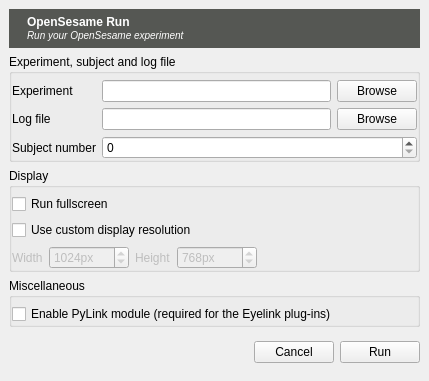
This is resources/ui/misc/opensesamerun.ui in open-cogsci/OpenSesame as Qt 5 draws it before an edit. The edited form follows.
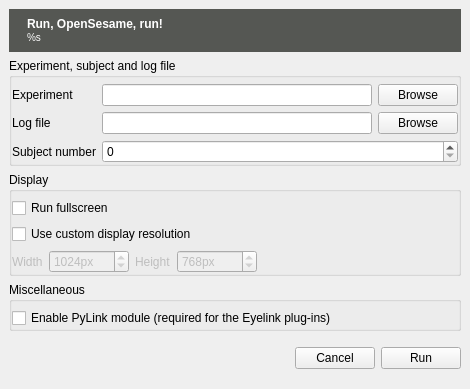
This is the edited form. Icons and pictures are not drawn.

Commit message: opensesamerun: - Show .osexp files in GUI - Show version in GUI - Closes #385

Patch:
```diff
--- a/resources/ui/misc/opensesamerun.ui
+++ b/resources/ui/misc/opensesamerun.ui
@@ -6,8 +6,8 @@
    <rect>
     <x>0</x>
     <y>0</y>
-    <width>429</width>
-    <height>381</height>
+    <width>470</width>
+    <height>389</height>
    </rect>
   </property>
   <property name="windowTitle">
@@ -48,7 +48,8 @@
        <item>
         <widget class="QLabel" name="label_6">
          <property name="text">
-          <string>&lt;b&gt;OpenSesame Run&lt;/b&gt;&lt;br /&gt;&lt;small&gt;&lt;i&gt;Run your OpenSesame experiment&lt;/i&gt;&lt;/small&gt;</string>
+          <string>&lt;b&gt;Run, OpenSesame, run!&lt;/b&gt;&lt;br /&gt;
+&lt;small&gt;%s&lt;/small&gt;</string>
          </property>
         </widget>
        </item>
```
Left out of the diff: 2 changed lines with no effect on the pictures. The commit also changes 3 other files.
